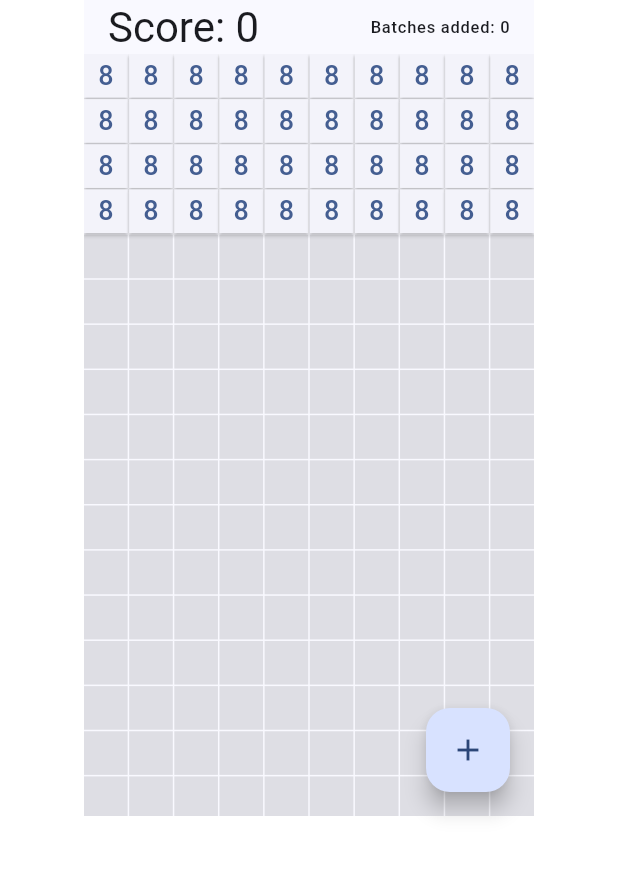
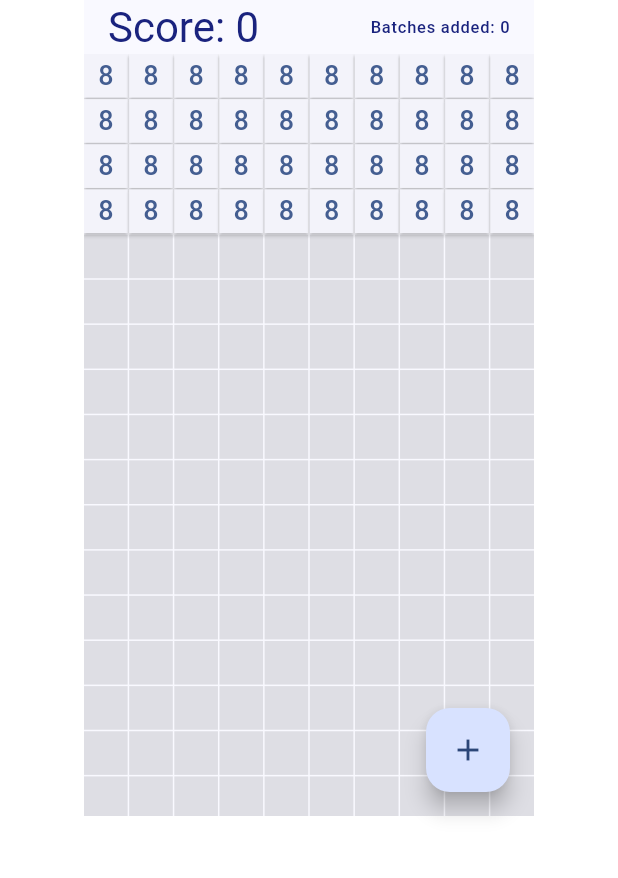
Before and after one commit to julia-morg/numerocide, a Flutter app: the screen it shows after launch, on a phone screen of 412 x 824 dp, the part 252-1130 px from its top. Run offline on Flutter 3.47's test engine with Material 3 defaults, Android fonts, the phone set to English and light mode, and no system bars.

Commit message:
цвета

```diff
--- a/lib/main.dart
+++ b/lib/main.dart
@@ -121,6 +121,8 @@ class _MyHomePageState extends State<MyHomePage> {
 
   @override
   Widget build(BuildContext context) {
+    Color textColor = Colors.indigo[900]!; // Темно-синий цвет для текста
+
     return Scaffold(
       appBar: AppBar(
         title: Text(widget.title),
@@ -136,11 +138,11 @@ class _MyHomePageState extends State<MyHomePage> {
                 children: <Widget>[
                   Text(
                     'Score: $_score',
-                    style: Theme.of(context).textTheme.headlineMedium,
+                    style: Theme.of(context).textTheme.headlineMedium!.copyWith(color: textColor), // Темно-синий цвет для "Score"
                   ),
                   Text(
                     'Batches added: $_counter',
-                    style: Theme.of(context).textTheme.labelSmall, // Маленький шрифт для "Batches added"
+                    style: Theme.of(context).textTheme.labelSmall!.copyWith(color: textColor), // Темно-синий цвет для "Batches added"
                   ),
                 ],
               ),
```
